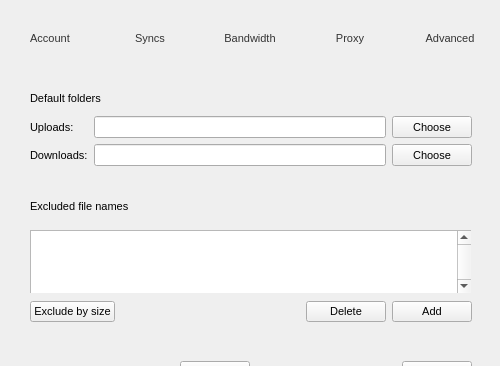
Old version of the form Source/MEGASync/gui/linux/SettingsDialog.ui in the repository meganz/MEGAsync; both pictures show x 0 to 500 and y 0 to 366 of the 500 by 533 pixel window.
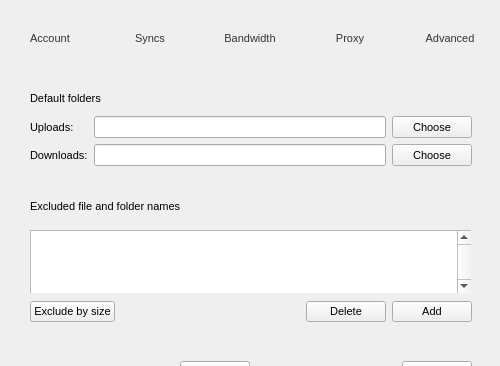
New version of the form. Icons and pictures are not drawn.

Commit message: Fixed a string in the settings dialog (hs) Updated translation file

The edit to the form file:
```diff
--- a/Source/MEGASync/gui/linux/SettingsDialog.ui
+++ b/Source/MEGASync/gui/linux/SettingsDialog.ui
@@ -2606,7 +2606,7 @@
              <string notr="true"/>
             </property>
             <property name="text">
-             <string>Excluded file names</string>
+             <string>Excluded file and folder names</string>
             </property>
             <property name="indent">
              <number>0</number>
```
The commit also changes 3 other files.
